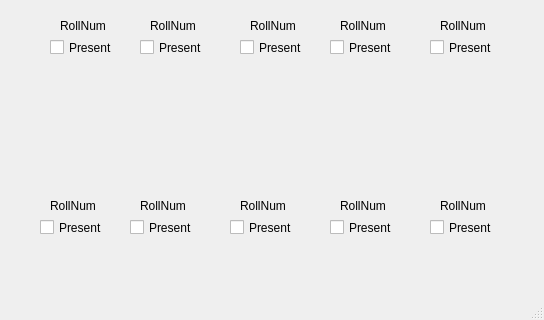
khushwantSinghRathore/FaceAttend, file RealAttendance.ui: the form before one commit; both pictures show x 0 to 544 and y 171 to 491 of the 544 by 491 pixel window.
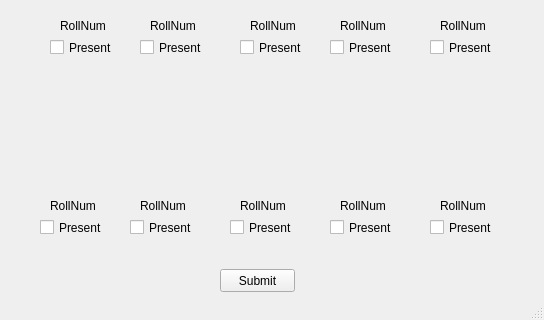
The form after the commit.

Commit message: working attendance + update attendance

Diff of the .ui file:
```diff
--- a/RealAttendance.ui
+++ b/RealAttendance.ui
@@ -417,6 +417,22 @@
      <string/>
     </property>
    </widget>
+   <widget class="QPushButton" name="Submit">
+    <property name="enabled">
+     <bool>true</bool>
+    </property>
+    <property name="geometry">
+     <rect>
+      <x>220</x>
+      <y>440</y>
+      <width>75</width>
+      <height>23</height>
+     </rect>
+    </property>
+    <property name="text">
+     <string>Submit</string>
+    </property>
+   </widget>
   </widget>
   <widget class="QStatusBar" name="statusbar"/>
  </widget>
```
The commit also changes 9 other files.
